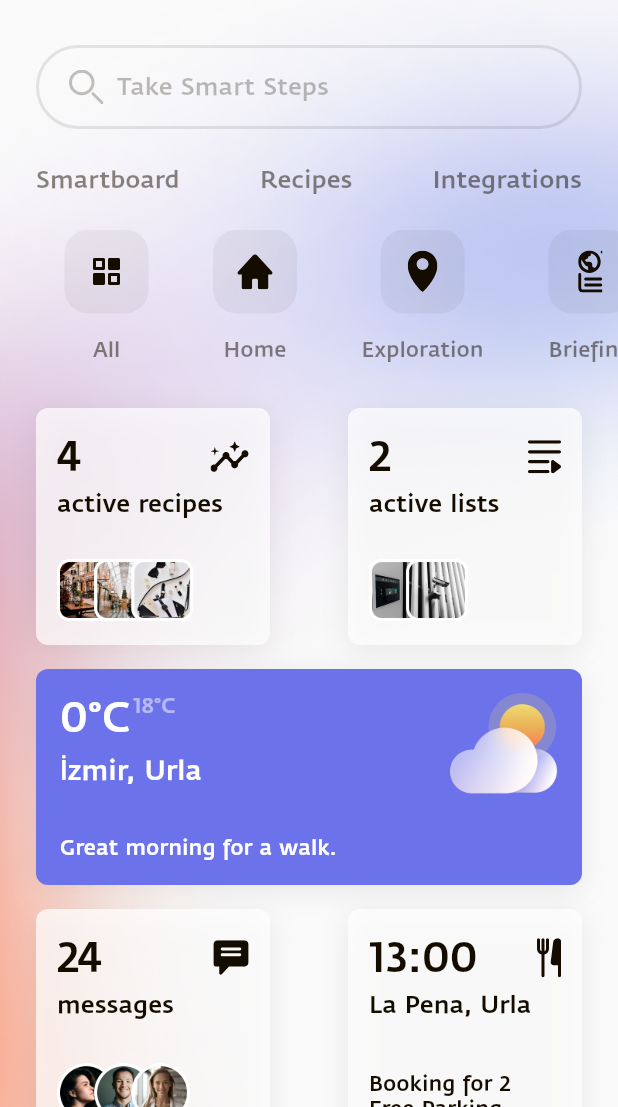
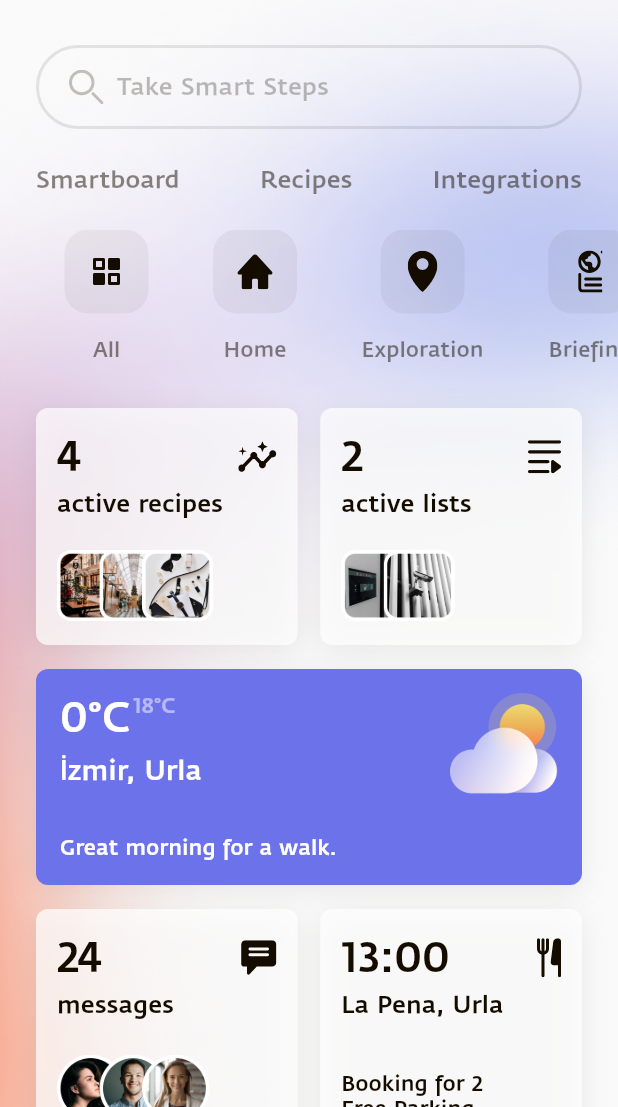
Before and after one commit to ehsanemamipour/smart-living, a Flutter app: the screen it shows after launch, on a phone screen of 412 x 824 dp, the part 129-1236 px from its top. Run offline on Flutter 3.47's test engine with Material 2 defaults, Android fonts, the phone set to English and light mode, and no system bars; our stand-ins replace connectivity_plus, dartz, dio, equatable, flutter_bloc, flutter_svg and 1 more; network calls fail.

Commit message:
fix: fixed custom cards width issue

```diff
--- a/lib/features/weather/presentation/pages/home_page.dart
+++ b/lib/features/weather/presentation/pages/home_page.dart
@@ -163,7 +163,6 @@ class _HomePageState extends State<HomePage> {
                                         );
                                       });
                                 })
-
                               ],
                             ),
                           ],
@@ -221,7 +220,6 @@ class _HomePageState extends State<HomePage> {
                         child: Column(
                           children: [
                             Row(
-                              mainAxisAlignment: MainAxisAlignment.spaceBetween,
                               children: [
                                 CustomCard(
                                   title: '4',
@@ -234,6 +232,7 @@ class _HomePageState extends State<HomePage> {
                                   bottomWidget:
                                       Image.asset(ImageAssets.activeRecipes),
                                 ),
+                                const SizedBox(width: 15),
                                 CustomCard(
                                   title: '2',
                                   subtitle: 'active lists',
@@ -326,7 +325,6 @@ class _HomePageState extends State<HomePage> {
                             ),
                             const SizedBox(height: 16),
                             Row(
-                              mainAxisAlignment: MainAxisAlignment.spaceBetween,
                               children: [
                                 CustomCard(
                                   title: '24',
@@ -339,6 +337,7 @@ class _HomePageState extends State<HomePage> {
                                   bottomWidget:
                                       Image.asset(ImageAssets.messagesAvatar),
                                 ),
+                                const SizedBox(width: 15),
                                 CustomCard(
                                   title: '13:00',
                                   subtitle: 'La Pena, Urla',
--- a/lib/features/weather/presentation/widgets/custom_card.dart
+++ b/lib/features/weather/presentation/widgets/custom_card.dart
@@ -19,9 +19,10 @@ class CustomCard extends StatelessWidget {
   Widget build(BuildContext context) {
     final theme = Theme.of(context);
 
-    return Container(
+    return Expanded(
+      child: Container(
         height: 158,
-      width: 156,
+        width: MediaQuery.of(context).size.width,
         padding: const EdgeInsets.only(right: 14, left: 14, bottom: 16),
         decoration: BoxDecoration(
           color: theme.white.withOpacity(0.72),
@@ -56,6 +57,7 @@ class CustomCard extends StatelessWidget {
             bottomWidget
           ],
         ),
+      ),
     );
   }
 }
```
Lines whose indentation alone changed are shown as unchanged.
